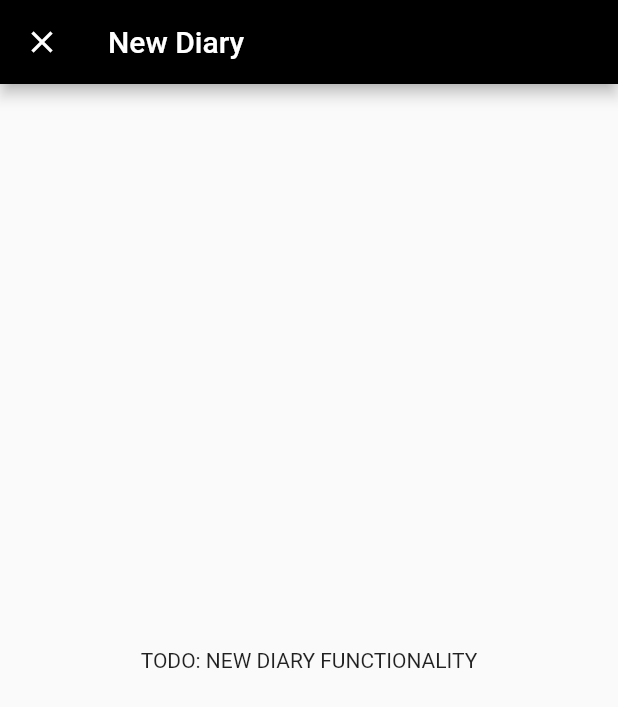
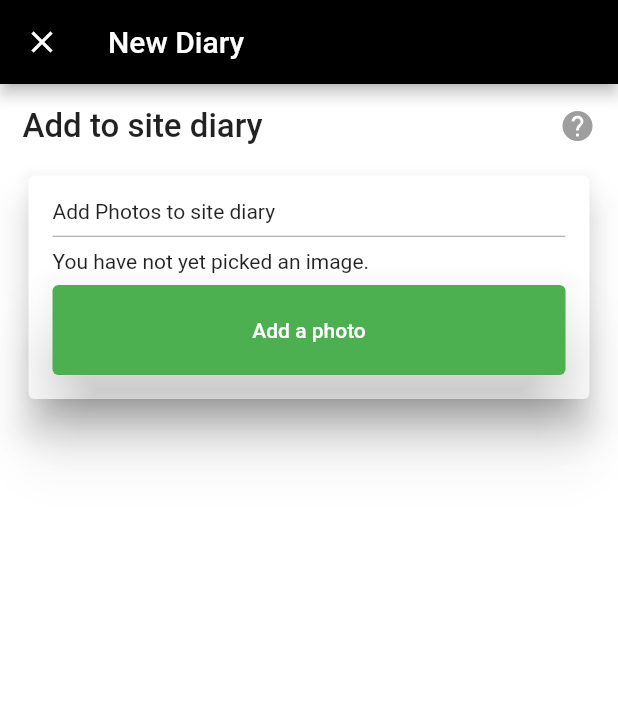
Before and after one commit to santiagobonessi/mp-construction-test, a Flutter app: the NewDiaryPage screen opened by its route, on a phone screen of 412 x 824 dp. Shown: the top 707 px of the screen. Run offline on Flutter 3.47's test engine with Material 2 defaults, Android fonts, the phone set to English and light mode, and no system bars; our stand-ins replace image_picker.

Commit message:
Add image picker library to upload pictures

```diff
--- a/lib/main.dart
+++ b/lib/main.dart
@@ -16,6 +16,7 @@ class MyApp extends StatelessWidget {
       title: 'Martin Pulgar App',
       theme: ThemeData(
         primarySwatch: Colors.green,
+        scaffoldBackgroundColor: const Color(0xEDFFFFFF),
       ),
       home: const HomePage(title: 'Martin Pulgar Construction'),
       routes: {
--- a/lib/pages/home_page.dart
+++ b/lib/pages/home_page.dart
@@ -26,6 +26,7 @@ class _HomePageState extends State<HomePage> {
         child: ButtonWidget(
           onPressed: () => Navigator.pushNamed(context, NewDiaryPage.routeName),
           title: 'Add New Diary',
+          padding: const EdgeInsets.symmetric(horizontal: 20),
         ),
       ),
     );
--- a/lib/pages/new_diary_page.dart
+++ b/lib/pages/new_diary_page.dart
@@ -1,4 +1,9 @@
+import 'dart:io';
+
 import 'package:flutter/material.dart';
+import 'package:image_picker/image_picker.dart';
+
+import '../widgets/button.dart';
 
 class NewDiaryPage extends StatefulWidget {
   static const routeName = '/new-diary';
@@ -10,6 +15,58 @@ class NewDiaryPage extends StatefulWidget {
 }
 
 class _NewDiaryPageState extends State<NewDiaryPage> {
+  List<XFile>? _imageFileList;
+
+  void pickImages() async {
+    final ImagePicker _picker = ImagePicker();
+    dynamic _pickImageError;
+
+    try {
+      final List<XFile>? pickedFileList = await _picker.pickMultiImage(
+        maxWidth: 1000,
+        maxHeight: 1000,
+        imageQuality: 80,
+      );
+      setState(() {
+        _imageFileList = pickedFileList;
+      });
+    } catch (e) {
+      setState(() {
+        _pickImageError = e;
+      });
+    }
+  }
+
+  Widget _previewImages() {
+    if (_imageFileList != null) {
+      return Container(
+        height: 100,
+        padding: const EdgeInsets.all(2.0),
+        child: ListView.builder(
+          scrollDirection: Axis.horizontal,
+          itemBuilder: (BuildContext context, int index) {
+            return Container(
+              width: 100,
+              margin: const EdgeInsets.only(right: 10),
+              child: Image.file(
+                fit: BoxFit.cover,
+                File(
+                  _imageFileList![index].path,
+                ),
+              ),
+            );
+          },
+          itemCount: _imageFileList!.length,
+        ),
+      );
+    } else {
+      return const Text(
+        'You have not yet picked an image.',
+        textAlign: TextAlign.center,
+      );
+    }
+  }
+
   @override
   Widget build(BuildContext context) {
     return Scaffold(
@@ -21,8 +78,53 @@ class _NewDiaryPageState extends State<NewDiaryPage> {
           icon: const Icon(Icons.close),
         ),
       ),
-      body: const Center(
-        child: Text('TODO: NEW DIARY FUNCTIONALITY'),
+      body: SingleChildScrollView(
+        child: Padding(
+          padding: const EdgeInsets.all(15.0),
+          child: Column(
+            children: [
+              Row(
+                mainAxisAlignment: MainAxisAlignment.spaceBetween,
+                children: [
+                  const Text(
+                    'Add to site diary',
+                    style: TextStyle(
+                      fontSize: 22,
+                      fontWeight: FontWeight.w500,
+                    ),
+                  ),
+                  const Icon(
+                    Icons.help,
+                    color: Colors.grey,
+                  ),
+                ],
+              ),
+              const SizedBox(height: 16.0),
+              Card(
+                elevation: 10,
+                child: Padding(
+                  padding: const EdgeInsets.all(16.0),
+                  child: Column(
+                    crossAxisAlignment: CrossAxisAlignment.start,
+                    children: [
+                      const Text('Add Photos to site diary'),
+                      const SizedBox(height: 8.0),
+                      const Divider(height: 1.0, color: Colors.grey),
+                      const SizedBox(height: 8.0),
+                      _previewImages(),
+                      const SizedBox(height: 8.0),
+                      ButtonWidget(
+                        onPressed: () => pickImages(),
+                        title: 'Add a photo',
+                      ),
+                    ],
+                  ),
+                ),
+              ),
+              const SizedBox(height: 16.0),
+            ],
+          ),
+        ),
       ),
     );
   }
--- a/lib/widgets/button.dart
+++ b/lib/widgets/button.dart
@@ -1,20 +1,20 @@
 import 'package:flutter/material.dart';
 
 class ButtonWidget extends StatelessWidget {
-  const ButtonWidget({Key? key, required this.onPressed, required this.title}) : super(key: key);
+  const ButtonWidget({Key? key, required this.onPressed, required this.title, this.padding}) : super(key: key);
 
   final GestureTapCallback onPressed;
   final String title;
+  final EdgeInsets? padding;
 
   @override
   Widget build(BuildContext context) {
     return Container(
       height: 60,
       width: double.infinity,
-      padding: const EdgeInsets.symmetric(horizontal: 20),
+      padding: padding,
       child: ElevatedButton(
         style: ElevatedButton.styleFrom(
-          primary: Colors.lightGreen,
           elevation: 20,
         ),
         onPressed: onPressed,
--- a/pubspec.yaml
+++ b/pubspec.yaml
@@ -33,6 +33,7 @@ dependencies:
   # The following adds the Cupertino Icons font to your application.
   # Use with the CupertinoIcons class for iOS style icons.
   cupertino_icons: ^1.0.2
+  image_picker: ^0.8.5+3
 
 dev_dependencies:
   flutter_test:
```
Also changed, not shown: pubspec.lock, 10 other files.
